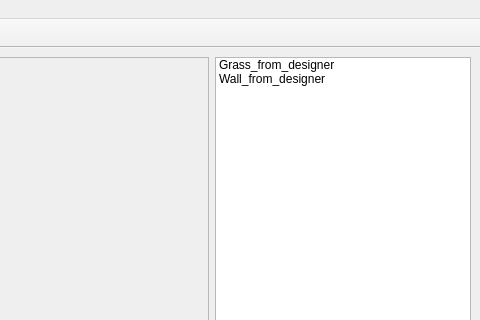
This is mainw.ui in krikavap/python-okna as Qt 5 draws it before an edit; both pictures show x 442 to 922 and y 0 to 320 of the 922 by 564 pixel window. The edited form follows.
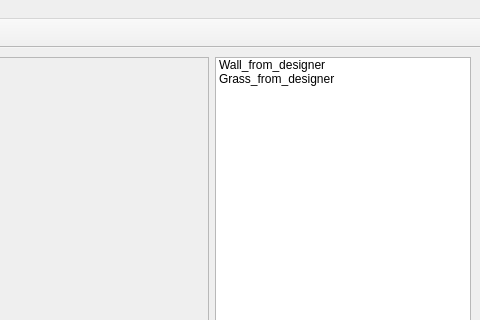
This is the edited form. Icons and pictures are not drawn.

Commit message: fully functional release 1.0

Patch:
```diff
--- a/mainw.ui
+++ b/mainw.ui
@@ -57,7 +57,7 @@
       </property>
       <item>
        <property name="text">
-        <string>Grass_from_designer</string>
+        <string>Wall_from_designer</string>
        </property>
        <property name="icon">
         <iconset>
@@ -69,7 +69,7 @@
       </item>
       <item>
        <property name="text">
-        <string>Wall_from_designer</string>
+        <string>Grass_from_designer</string>
        </property>
        <property name="icon">
         <iconset>
```
Left out of the diff: 4 changed lines with no effect on the pictures. The commit also changes 1 other file.
